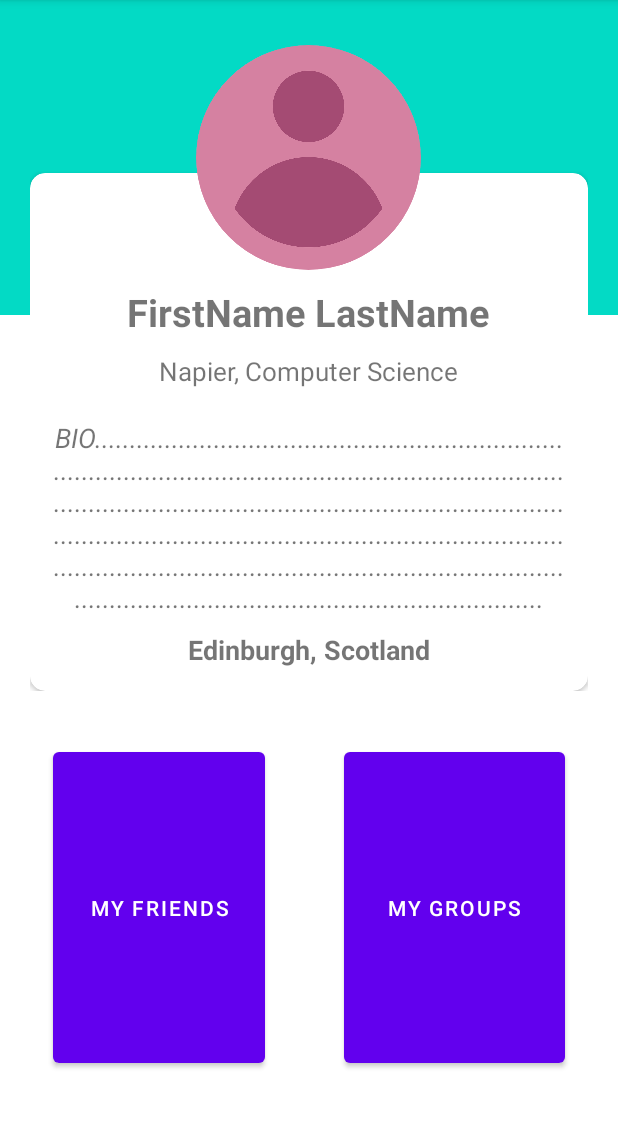
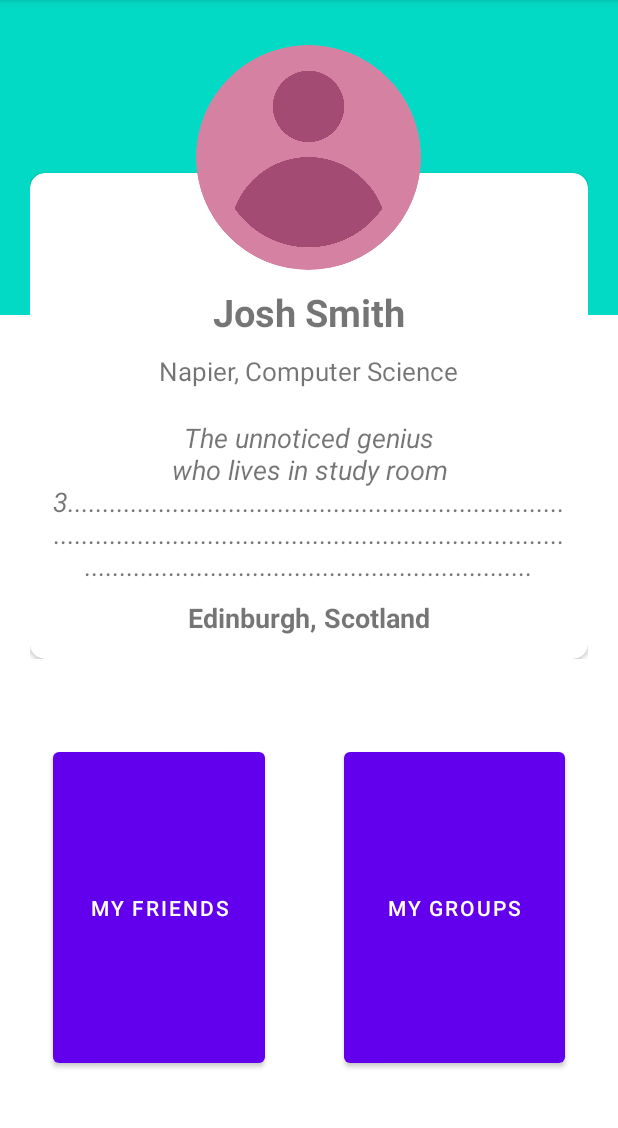
Before and after one commit to adel2924/StudyAppHackathon, an Android app: the ProfileActivity screen opened directly, with no data from a screen before it, on a phone screen of 412 x 824 dp, the part 84-1212 px from its top. Run offline under Robolectric (Android 15) with nearby library versions, the phone set to English and light mode, and no system bars; our stand-ins replace CircleImageView.

Commit message:
changed names in profile

```diff
--- a/app/src/main/res/layout/activity_profile.xml
+++ b/app/src/main/res/layout/activity_profile.xml
@@ -53,11 +53,11 @@
                             <TextView
                                 android:layout_width="wrap_content"
                                 android:layout_height="wrap_content"
-                                android:text="FirstName LastName"
-                                android:textStyle="bold"
+                                android:layout_gravity="center_horizontal"
+                                android:layout_marginTop="60dp"
+                                android:text="Josh Smith"
                                 android:textSize="25sp"
-                                android:layout_marginTop="60dp"
-                                android:layout_gravity="center_horizontal"/>
+                                android:textStyle="bold" />
 
                             <TextView
                                 android:layout_width="wrap_content"
@@ -70,12 +70,12 @@
                             <TextView
                                 android:layout_width="wrap_content"
                                 android:layout_height="wrap_content"
-                                android:text="BIO.........................................................................................................................................................................................................................................................................................................................................................................................................................................."
+                                android:layout_gravity="center_horizontal"
+                                android:layout_marginTop="20dp"
+                                android:text="The unnoticed genius who lives in study room 3................................................................................................................................................................................................................"
+                                android:textAlignment="center"
                                 android:textSize="18sp"
-                                android:layout_marginTop="20dp"
-                                android:layout_gravity="center_horizontal"
-                                android:textAlignment="center"
-                                android:textStyle="italic"/>
+                                android:textStyle="italic" />
 
                             <TextView
                                 android:layout_width="wrap_content"
--- a/app/src/main/res/menu/popup_friends.xml
+++ b/app/src/main/res/menu/popup_friends.xml
@@ -2,21 +2,21 @@
 <menu xmlns:android="http://schemas.android.com/apk/res/android">
     <item
         android:id="@+id/item1"
-        android:title="Friend 1" />
+        android:title="Adel" />
 
     <item
         android:id="@+id/item2"
-        android:title="Friend 2" />
+        android:title="Vinh" />
 
     <item
         android:id="@+id/item3"
-        android:title="Friend 3" />
+        android:title="Julia" />
 
     <item
         android:id="@+id/item4"
-        android:title="Friend 4" />
+        android:title="Euan" />
 
     <item
         android:id="@+id/item5"
-        android:title="Friend 5" />
+        android:title="Will" />
 </menu>
--- a/app/src/main/res/menu/popup_groups.xml
+++ b/app/src/main/res/menu/popup_groups.xml
@@ -2,21 +2,21 @@
 <menu xmlns:android="http://schemas.android.com/apk/res/android">
     <item
         android:id="@+id/item1"
-        android:title="Group 1" />
+        android:title="Physics" />
 
     <item
         android:id="@+id/item2"
-        android:title="Group 2" />
+        android:title="Software Engineering" />
 
     <item
         android:id="@+id/item3"
-        android:title="Group 3" />
+        android:title="Applied Maths" />
 
     <item
         android:id="@+id/item4"
-        android:title="Group 4" />
+        android:title="Mobile Development" />
 
     <item
         android:id="@+id/item5"
-        android:title="Group 5" />
+        android:title="Graphic Design" />
 </menu>
```
